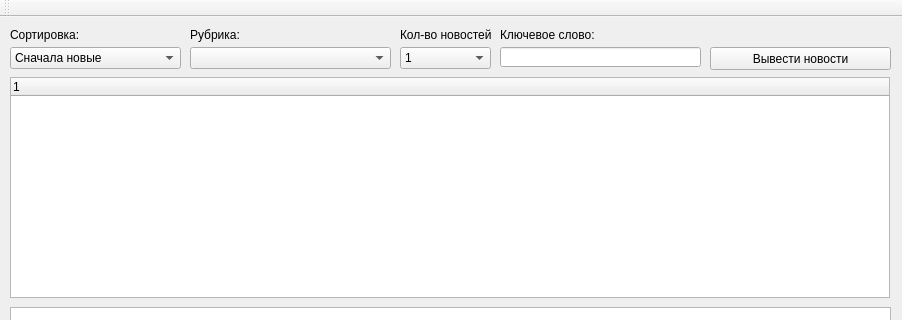
Old version of the form GUI_Project/mainwindow.ui in the repository BaturinIgor/gui_1h2020-news-aggregator; both pictures show x 0 to 902 and y 0 to 320 of the 902 by 585 pixel window.
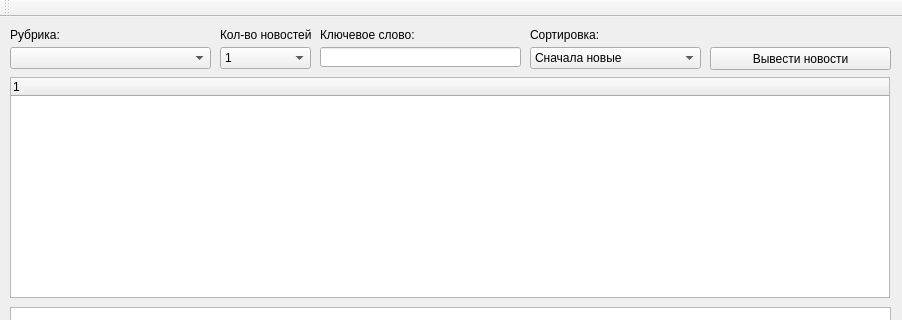
New version of the form.

```diff
--- a/GUI_Project/mainwindow.ui
+++ b/GUI_Project/mainwindow.ui
@@ -36,7 +36,7 @@
    <widget class="QLineEdit" name="lineEdit">
     <property name="geometry">
      <rect>
-      <x>500</x>
+      <x>320</x>
       <y>30</y>
       <width>201</width>
       <height>20</height>
@@ -46,7 +46,7 @@
    <widget class="QComboBox" name="comboBox">
     <property name="geometry">
      <rect>
-      <x>190</x>
+      <x>10</x>
       <y>30</y>
       <width>201</width>
       <height>22</height>
@@ -56,7 +56,7 @@
    <widget class="QLabel" name="label_2">
     <property name="geometry">
      <rect>
-      <x>500</x>
+      <x>320</x>
       <y>10</y>
       <width>121</width>
       <height>16</height>
@@ -69,7 +69,7 @@
    <widget class="QComboBox" name="comboBox_2">
     <property name="geometry">
      <rect>
-      <x>10</x>
+      <x>530</x>
       <y>30</y>
       <width>171</width>
       <height>22</height>
@@ -89,9 +89,9 @@
    <widget class="QLabel" name="label">
     <property name="geometry">
      <rect>
-      <x>10</x>
+      <x>530</x>
       <y>10</y>
-      <width>201</width>
+      <width>171</width>
       <height>16</height>
      </rect>
     </property>
@@ -102,7 +102,7 @@
    <widget class="QLabel" name="label_3">
     <property name="geometry">
      <rect>
-      <x>190</x>
+      <x>10</x>
       <y>10</y>
       <width>151</width>
       <height>16</height>
@@ -143,7 +143,7 @@
    <widget class="QComboBox" name="comboBox_3">
     <property name="geometry">
      <rect>
-      <x>400</x>
+      <x>220</x>
       <y>30</y>
       <width>91</width>
       <height>22</height>
@@ -183,7 +183,7 @@
    <widget class="QLabel" name="label_5">
     <property name="geometry">
      <rect>
-      <x>400</x>
+      <x>220</x>
       <y>10</y>
       <width>91</width>
       <height>16</height>
```
